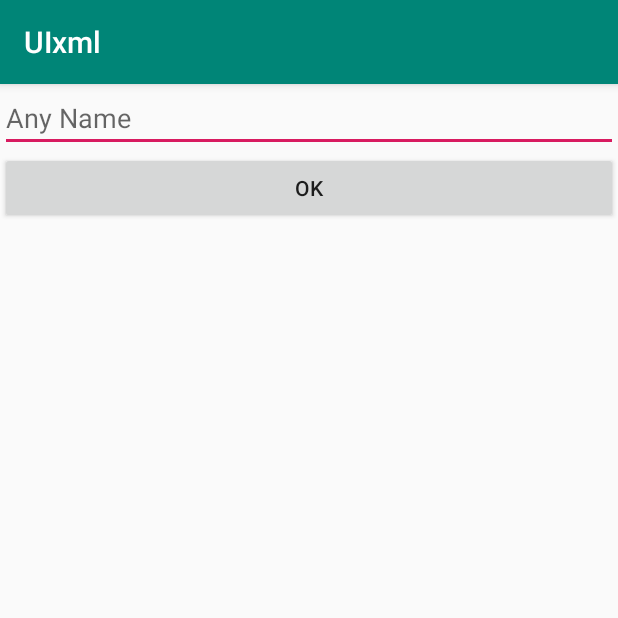
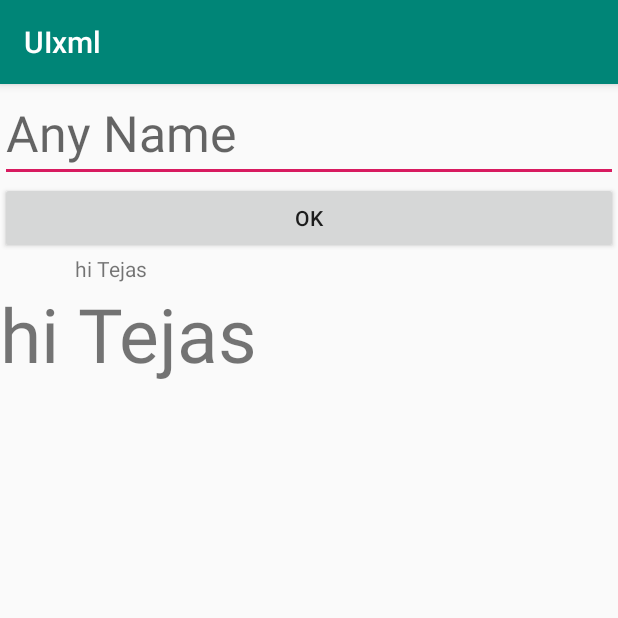
Before and after one commit to tejagalande/Week, an Android app: the screen it shows after launch (MainActivity), on a phone screen of 412 x 824 dp, the top half of it. Run offline under Robolectric (Android 15) with nearby library versions, the phone set to English and light mode, and no system bars.

Commit message:
View Properties: View measurements

```diff
--- a/uixml/src/main/res/layout/activity_main.xml
+++ b/uixml/src/main/res/layout/activity_main.xml
@@ -11,7 +11,8 @@
         android:id="@+id/edtAnyName"
         android:layout_width="match_parent"
         android:layout_height="wrap_content"
-        android:hint="Any Name"/>
+        android:hint="Any Name"
+        android:textSize="50px"/>
 
     <Button
         android:id="@+id/btnOK"
@@ -19,4 +20,15 @@
         android:layout_height="wrap_content"
         android:text="OK"/>
 
+    <TextView
+        android:layout_width="wrap_content"
+        android:layout_height="wrap_content"
+        android:text="hi Tejas"
+        android:paddingLeft="50dp"/>
+
+    <TextView
+        android:layout_width="wrap_content"
+        android:layout_height="wrap_content"
+        android:text="hi Tejas"
+        android:textSize="50sp"/>
 </LinearLayout>
```
